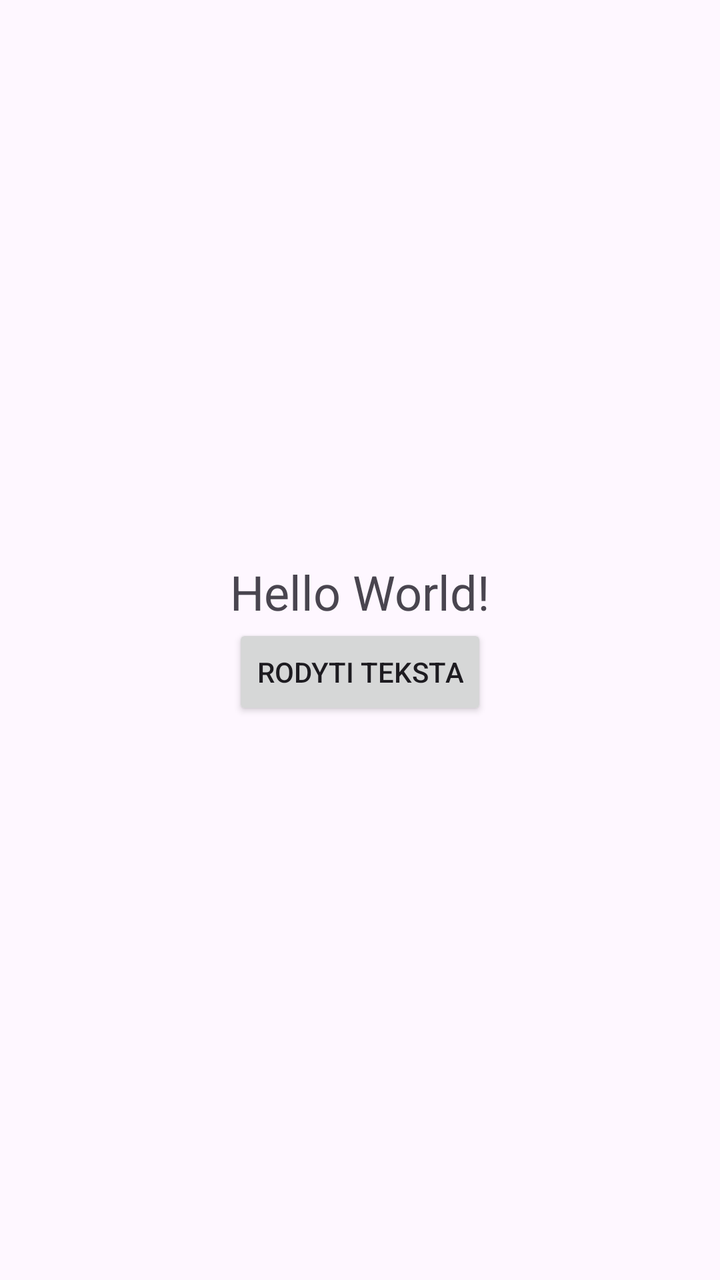
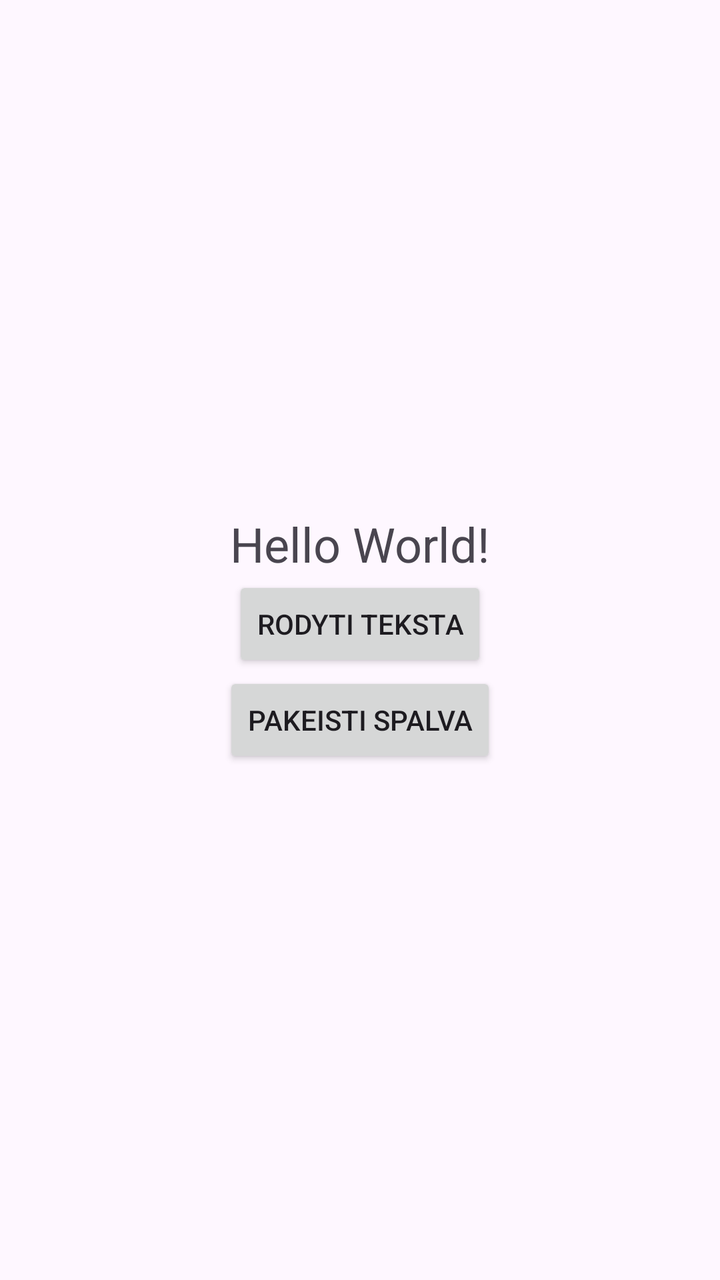

Before-and-after screenshots of an Android layout around one commit, followed by the original layout XML and the change that was made.
<!-- AndroidManifest.xml: application theme Theme.MyApplication -->
<!-- res/layout/activity_main.xml -->
<?xml version="1.0" encoding="utf-8"?>
<LinearLayout
    xmlns:android="http://schemas.android.com/apk/res/android"
    android:layout_width="match_parent"
    android:layout_height="match_parent"
    android:orientation="vertical"
    android:gravity="center">

    <TextView
        android:id="@+id/textView"
        android:layout_width="wrap_content"
        android:layout_height="wrap_content"
        android:text="Hello World!"
        android:textSize="24sp" />

    <Button
        android:id="@+id/button"
        android:layout_width="wrap_content"
        android:layout_height="wrap_content"
        android:text="Rodyti teksta" />

</LinearLayout>
<!-- resources referenced by this layout -->
<resources>
  <style name="Theme.MyApplication" parent="Base.Theme.MyApplication" />
  <style name="Base.Theme.MyApplication" parent="Theme.Material3.DayNight.NoActionBar">
          
          
      </style>
</resources>

<!-- the commit's change to res/layout/activity_main.xml (unified diff, before → after) -->
@@ -19,4 +19,10 @@
         android:layout_height="wrap_content"
         android:text="Rodyti teksta" />
 
+    <Button
+        android:id="@+id/buttonColor"
+        android:layout_width="wrap_content"
+        android:layout_height="wrap_content"
+        android:text="Pakeisti spalva" />
+
 </LinearLayout>
